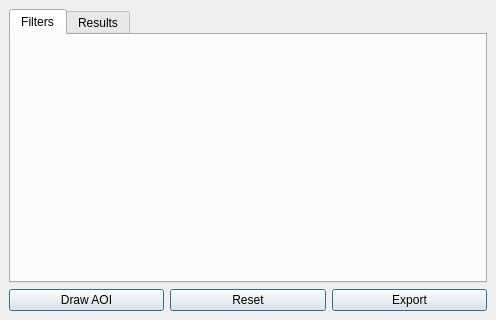
Qt form Catalog/CatalogDialogUi.ui (nagyistge/DGConnect) before a commit.
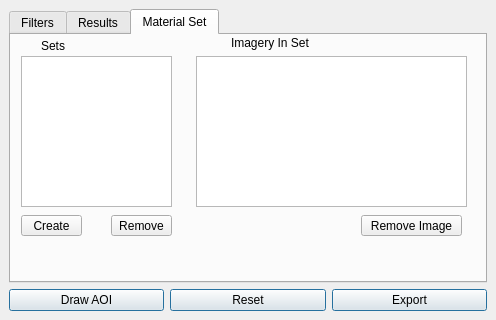
The same form after that commit.

Commit message:
Initial UI change for Material Set
Modifed the .ui file for the material set tab.

```diff
--- a/Catalog/CatalogDialogUi.ui
+++ b/Catalog/CatalogDialogUi.ui
@@ -30,7 +30,7 @@
     <item row="0" column="0">
      <widget class="QTabWidget" name="tab_widget">
       <property name="currentIndex">
-       <number>0</number>
+       <number>2</number>
       </property>
       <widget class="QWidget" name="filters_tab">
        <attribute name="title">
@@ -83,6 +83,96 @@
         </item>
        </layout>
       </widget>
+      <widget class="QWidget" name="material_set_tab">
+       <attribute name="title">
+        <string>Material Set</string>
+       </attribute>
+       <widget class="QListView" name="listView">
+        <property name="geometry">
+         <rect>
+          <x>10</x>
+          <y>21</y>
+          <width>151</width>
+          <height>151</height>
+         </rect>
+        </property>
+       </widget>
+       <widget class="QListView" name="listView_2">
+        <property name="geometry">
+         <rect>
+          <x>185</x>
+          <y>21</y>
+          <width>271</width>
+          <height>151</height>
+         </rect>
+        </property>
+       </widget>
+       <widget class="QLabel" name="label">
+        <property name="geometry">
+         <rect>
+          <x>30</x>
+          <y>0</y>
+          <width>111</width>
+          <height>21</height>
+         </rect>
+        </property>
+        <property name="text">
+         <string>Sets</string>
+        </property>
+       </widget>
+       <widget class="QLabel" name="label_2">
+        <property name="geometry">
+         <rect>
+          <x>220</x>
+          <y>0</y>
+          <width>91</width>
+          <height>16</height>
+         </rect>
+        </property>
+        <property name="text">
+         <string>Imagery In Set</string>
+        </property>
+       </widget>
+       <widget class="QPushButton" name="pushButton">
+        <property name="geometry">
+         <rect>
+          <x>10</x>
+          <y>180</y>
+          <width>61</width>
+          <height>21</height>
+         </rect>
+        </property>
+        <property name="text">
+         <string>Create</string>
+        </property>
+       </widget>
+       <widget class="QPushButton" name="pushButton_2">
+        <property name="geometry">
+         <rect>
+          <x>100</x>
+          <y>180</y>
+          <width>61</width>
+          <height>21</height>
+         </rect>
+        </property>
+        <property name="text">
+         <string>Remove</string>
+        </property>
+       </widget>
+       <widget class="QPushButton" name="pushButton_3">
+        <property name="geometry">
+         <rect>
+          <x>350</x>
+          <y>180</y>
+          <width>101</width>
+          <height>21</height>
+         </rect>
+        </property>
+        <property name="text">
+         <string>Remove Image</string>
+        </property>
+       </widget>
+      </widget>
      </widget>
     </item>
     <item row="1" column="0">
```
Left out of the diff: 68 changed lines with no effect on the pictures.
